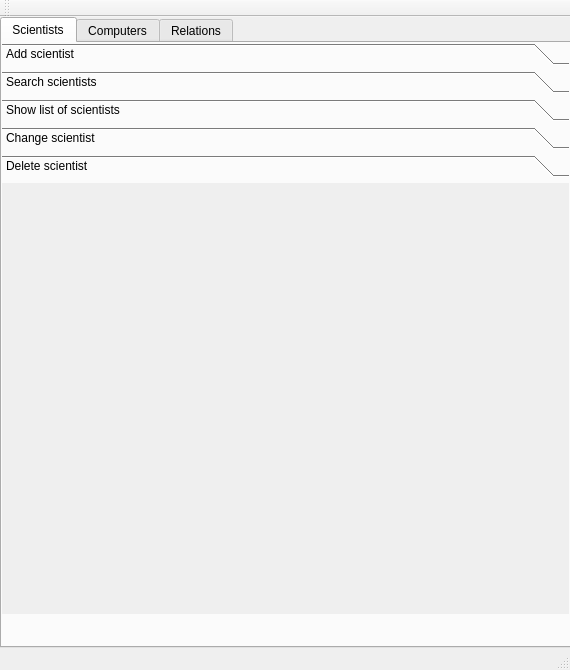
Old version of the form week3/mainwindow.ui in the repository jonsig/verklegt-namskeid-1.
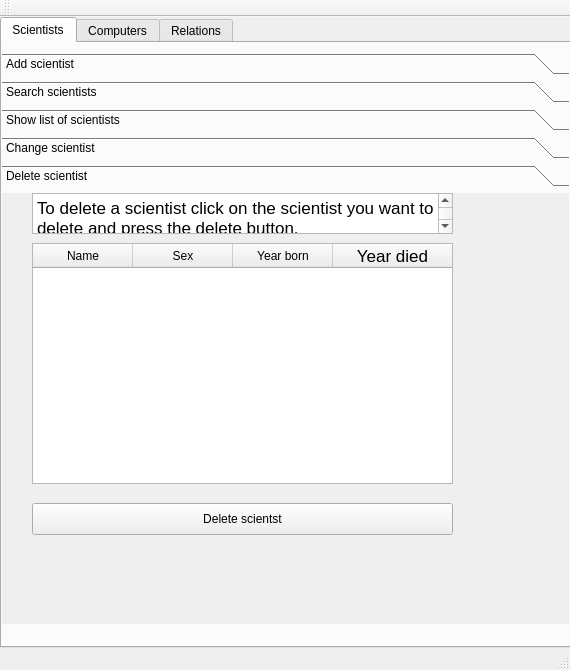
New version of the form. The open tabs and pages were chosen to show the change.

Commit message: breyttur texti í ui

Patch:
```diff
--- a/week3/mainwindow.ui
+++ b/week3/mainwindow.ui
@@ -37,7 +37,7 @@
       <property name="geometry">
        <rect>
         <x>0</x>
-        <y>0</y>
+        <y>10</y>
         <width>571</width>
         <height>571</height>
        </rect>
@@ -528,6 +528,96 @@
        <attribute name="label">
         <string>Delete scientist</string>
        </attribute>
+       <widget class="QTableWidget" name="deleteScientist_table">
+        <property name="geometry">
+         <rect>
+          <x>30</x>
+          <y>50</y>
+          <width>421</width>
+          <height>241</height>
+         </rect>
+        </property>
+        <property name="gridStyle">
+         <enum>Qt::NoPen</enum>
+        </property>
+        <property name="columnCount">
+         <number>4</number>
+        </property>
+        <attribute name="horizontalHeaderHighlightSections">
+         <bool>true</bool>
+        </attribute>
+        <attribute name="horizontalHeaderShowSortIndicator" stdset="0">
+         <bool>true</bool>
+        </attribute>
+        <attribute name="horizontalHeaderStretchLastSection">
+         <bool>true</bool>
+        </attribute>
+        <attribute name="verticalHeaderVisible">
+         <bool>false</bool>
+        </attribute>
+        <column>
+         <property name="text">
+          <string>Name</string>
+         </property>
+         <property name="background">
+          <color>
+           <red>0</red>
+           <green>0</green>
+           <blue>0</blue>
+          </color>
+         </property>
+        </column>
+        <column>
+         <property name="text">
+          <string>Sex</string>
+         </property>
+        </column>
+        <column>
+         <property name="text">
+          <string>Year born</string>
+         </property>
+        </column>
+        <column>
+         <property name="text">
+          <string>Year died</string>
+         </property>
+         <property name="font">
+          <font>
+           <pointsize>13</pointsize>
+          </font>
+         </property>
+        </column>
+       </widget>
+       <widget class="QTextBrowser" name="deleteScientist_info">
+        <property name="geometry">
+         <rect>
+          <x>30</x>
+          <y>0</y>
+          <width>421</width>
+          <height>41</height>
+         </rect>
+        </property>
+        <property name="html">
+         <string>&lt;!DOCTYPE HTML PUBLIC &quot;-//W3C//DTD HTML 4.0//EN&quot; &quot;http://www.w3.org/TR/REC-html40/strict.dtd&quot;&gt;
+&lt;html&gt;&lt;head&gt;&lt;meta name=&quot;qrichtext&quot; content=&quot;1&quot; /&gt;&lt;style type=&quot;text/css&quot;&gt;
+p, li { white-space: pre-wrap; }
+&lt;/style&gt;&lt;/head&gt;&lt;body style=&quot; font-family:'.Helvetica Neue DeskInterface'; font-size:13pt; font-weight:400; font-style:normal;&quot;&gt;
+&lt;p style=&quot; margin-top:0px; margin-bottom:0px; margin-left:0px; margin-right:0px; -qt-block-indent:0; text-indent:0px;&quot;&gt;To delete a scientist click on the scientist you want to delete and press the delete button.&lt;/p&gt;&lt;/body&gt;&lt;/html&gt;</string>
+        </property>
+       </widget>
+       <widget class="QPushButton" name="scientistDeleteButton">
+        <property name="geometry">
+         <rect>
+          <x>30</x>
+          <y>310</y>
+          <width>421</width>
+          <height>32</height>
+         </rect>
+        </property>
+        <property name="text">
+         <string>Delete scientst</string>
+        </property>
+       </widget>
       </widget>
      </widget>
     </widget>
```
Left out of the diff: 78 changed lines with no effect on the pictures.
